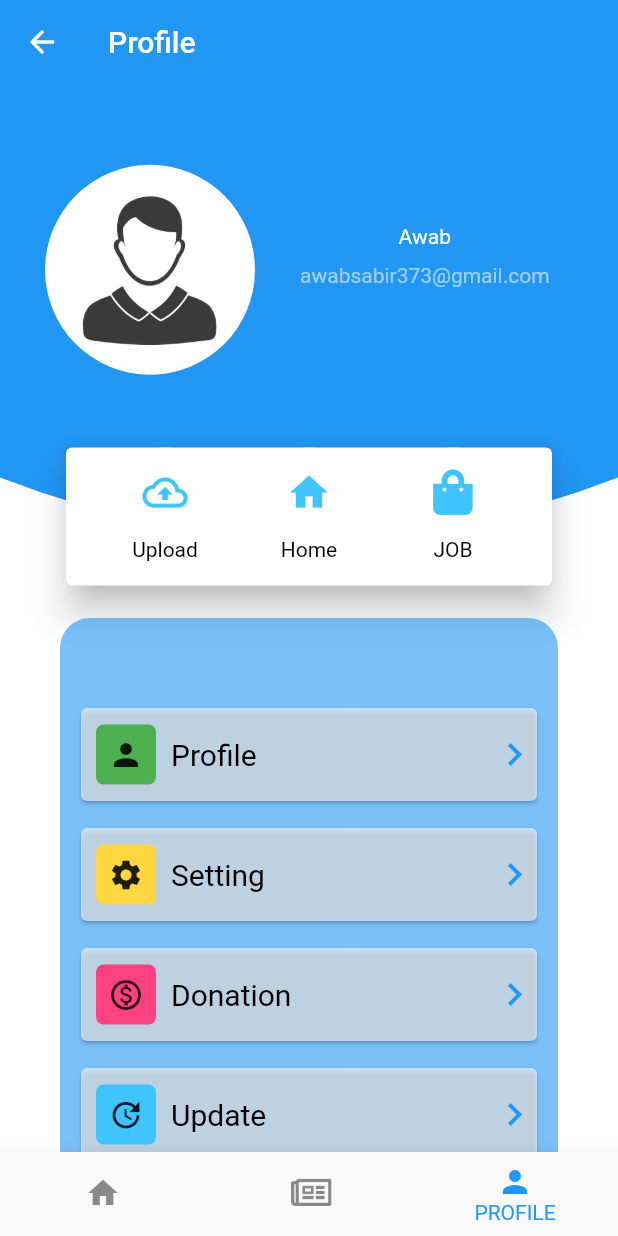
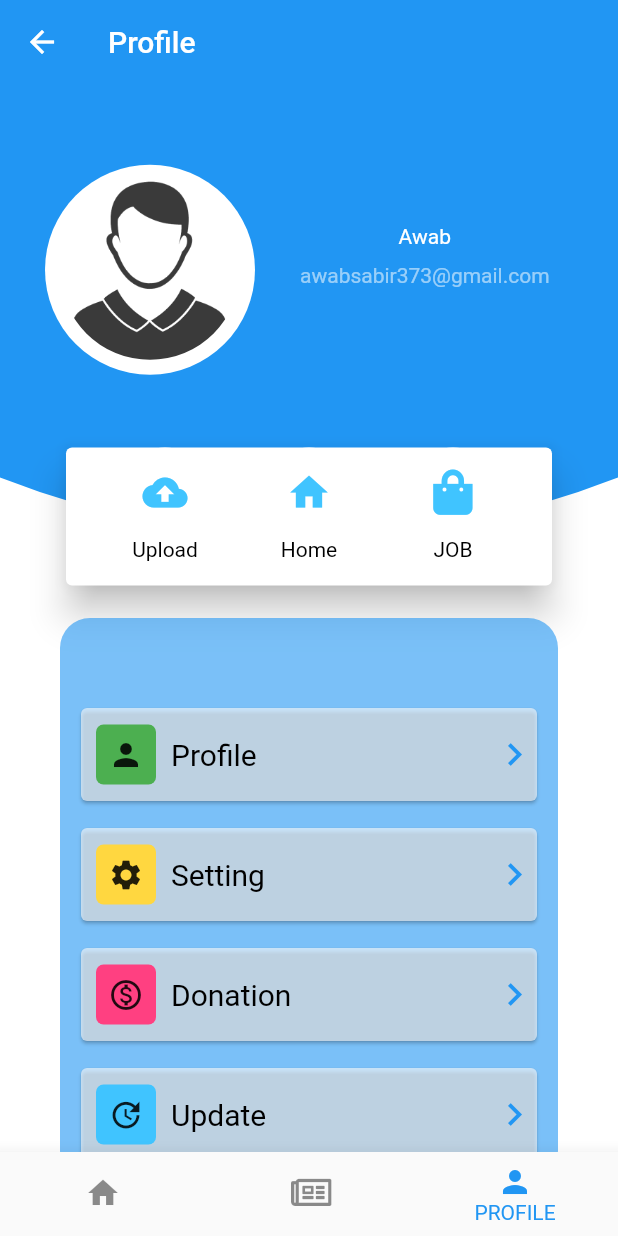
Before and after one commit to AwabSabir/Javeed_Computer, a Flutter app: the screen it shows after launch, item 3 of the bottom bar chosen, on a phone screen of 412 x 824 dp. Run offline on Flutter 3.47's test engine with Material 2 defaults, Android fonts, the phone set to English and light mode, and no system bars; our stand-ins replace animated_splash_screen, country_code_picker, flutter_custom_clippers, flutter_holo_date_picker, font_awesome_flutter, image_picker and 3 more; missing offline and left inert: webfeed; network calls fail.

Commit message:
profile Upload set

```diff
--- a/lib/UI/DashBoard/NewsScreen.dart
+++ b/lib/UI/DashBoard/NewsScreen.dart
@@ -12,10 +12,8 @@ class NewsScreen extends StatefulWidget {
 }
 
 class _NewsScreenState extends State<NewsScreen> {
+   Uri FEED_URL=Uri.parse('https://www.nasa.gov/rss/dyn/lg_image_of_the_day.rss');
 
-
-  static const String FEED_URL =
-      'https://www.nasa.gov/rss/dyn/lg_image_of_the_day.rss';
   RssFeed _feed;
   String _title;
   static const String loadingFeedMsg = 'Loading Feed...';
--- a/lib/UI/DashBoard/Profile.dart
+++ b/lib/UI/DashBoard/Profile.dart
@@ -1,13 +1,21 @@
 import 'package:flutter/material.dart';
+import 'package:flutter/services.dart';
 import 'package:javed_computer/Weights/DashboardWeights/ProfileWidget.dart';
+
+
 class Profile extends StatefulWidget {
   @override
   _ProfileState createState() => _ProfileState();
 }
 
 class _ProfileState extends State<Profile> {
+
   @override
   Widget build(BuildContext context) {
+    SystemChrome.setPreferredOrientations([
+      DeviceOrientation.portraitUp,
+      DeviceOrientation.portraitDown,
+    ]);
     return Scaffold(
       backgroundColor: Colors.white,
       extendBodyBehindAppBar: true,
@@ -80,4 +88,5 @@ class _ProfileState extends State<Profile> {
       ),
     );
   }
+
 }
--- a/lib/Weights/DashboardWeights/ProfileWidget.dart
+++ b/lib/Weights/DashboardWeights/ProfileWidget.dart
@@ -1,19 +1,26 @@
 import 'package:flutter/material.dart';
 import 'package:flutter_custom_clippers/flutter_custom_clippers.dart';
 import 'package:font_awesome_flutter/font_awesome_flutter.dart';
+import 'dart:io';
+import 'package:image_picker/image_picker.dart';
 class ProfileBackground extends StatefulWidget {
   String profileNAme;
   String email;
+  Function() uploadImage;
 
-  ProfileBackground({String profileNAme,String email}){
+  ProfileBackground({String profileNAme,String email,Function() uploadImage}){
     this.profileNAme=profileNAme;
     this.email=email;
+    this.uploadImage=uploadImage;
   }
   @override
   _ProfileBackgroundState createState() => _ProfileBackgroundState();
 }
 
 class _ProfileBackgroundState extends State<ProfileBackground> {
+  File _ImagePath ;
+  Image image=Image.asset("assets/Profile/profile.png", height: 120, width: 120,);
+  final imgPicker= ImagePicker();
   @override
   Widget build(BuildContext context) {
     return Container(
@@ -65,12 +72,11 @@ class _ProfileBackgroundState extends State<ProfileBackground> {
     return Container(
       width: 140,
       height: 140,
-
       child: CircleAvatar(
         backgroundColor: Colors.white,
-        child: Padding(
-          padding: const EdgeInsets.all(20),
-          child: Image.asset("assets/Profile/profile.png", height: 120, width: 120,),
+        child: ClipRRect(
+          borderRadius: BorderRadius.circular(80),
+          child: pathChecker(),
         ),
       ),
     );
@@ -88,21 +94,32 @@ class _ProfileBackgroundState extends State<ProfileBackground> {
             Spacer(flex: 1,),
             Column(
               children: [
-                cardIcons(Icon(Icons.cloud_upload_outlined,color: Colors.lightBlueAccent, size: 30, )),
+                cardIcons(IconButton(
+                  onPressed: getImage,
+                  icon: Icon(Icons.cloud_upload,color: Colors.lightBlueAccent, size: 30, ),
+                )),
                 Text("Upload", style: TextStyle(color: Colors.black),),
               ],
             ),
             Spacer(flex: 1,),
             Column(
               children: [
-                cardIcons(Icon(Icons.home,color: Colors.lightBlueAccent, size: 30, )),
+                cardIcons(IconButton(
+                  onPressed: (){
+                  },
+                  icon: Icon(Icons.home,color: Colors.lightBlueAccent, size: 30, ),
+                )),
                 Text("Home", style: TextStyle(color: Colors.black),),
               ],
             ),
             Spacer(flex: 1,),
             Column(
               children: [
-                cardIcons(Icon(FontAwesomeIcons.shoppingBag,color: Colors.lightBlueAccent, size: 30, )),
+                cardIcons(IconButton(
+                  onPressed: (){
+                  },
+                  icon: Icon(FontAwesomeIcons.shoppingBag,color: Colors.lightBlueAccent, size: 30, ),
+                )),
                 Text("JOB", style: TextStyle(color: Colors.black),),
               ],
             ),
@@ -113,15 +130,42 @@ class _ProfileBackgroundState extends State<ProfileBackground> {
     );
    }
 
-   cardIcons(Icon icon){
+   cardIcons(IconButton iconButton){
      return Container(
          width: 60,
          height: 60,
          child:
      CircleAvatar(
          backgroundColor: Colors.white,
-         child: icon));
+         child:iconButton,
+     ));
    }
+  Future getImage() async{
+    final pickedFile=await imgPicker.getImage(source: ImageSource.gallery);
+    setState(() {
+      if(pickedFile !=null){
+        setImagePath(File(pickedFile.path));
+      }
+      else{
+        print("Not Image Picked");
+      }
+    });
+  }
+
+  setImagePath(File path){
+    setState(() {
+      _ImagePath=path;
+      pathChecker();
+    });
+  }
+  pathChecker(){
+      if(_ImagePath !=null){
+        return image=Image.file(_ImagePath,height: 150, fit: BoxFit.cover,);
+      }
+      else{
+        return image;
+      }
+  }
 }
 
 
--- a/lib/main.dart
+++ b/lib/main.dart
@@ -1,8 +1,7 @@
 //import links
 import 'package:flutter/material.dart';
+import 'package:javed_computer/UI/DashBoard/About.dart';
 import 'package:javed_computer/UI/DashBoard/Profile.dart';
-import 'package:javed_computer/UI/User/PhoneNumber.dart';
-import 'package:javed_computer/UI/User/UserScreen2.dart';
 
 
 import 'UI/DashBoard/BottonBar.dart';
--- a/pubspec.yaml
+++ b/pubspec.yaml
@@ -34,8 +34,11 @@ dependencies:
   country_code_picker: ^2.0.1
   pin_code_text_field: ^1.8.0
   flutter_custom_clippers: ^1.1.2
+  readmore: ^2.0.0
+  image_picker: ^0.7.2
 
-  http: '0.11.3+17'
+
+  http: '0.13.0'
   webfeed: ^0.4.2
   url_launcher: ^5.2.5
 
```
Also changed, not shown: lib/UI/DashBoard/About.dart (+157 -0 lines), pubspec.lock.
